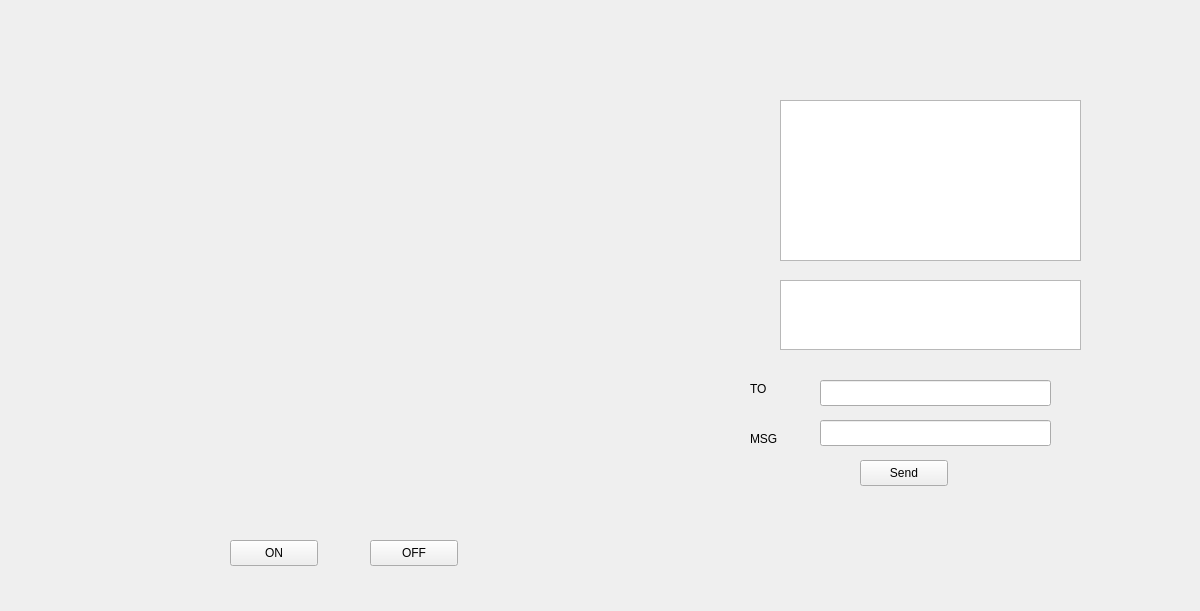
The window that QT_Prj/qt_gst_26_1_1/ui/widget.ui (LightCute/VideoCall) describes before a commit, drawn with Qt 5.
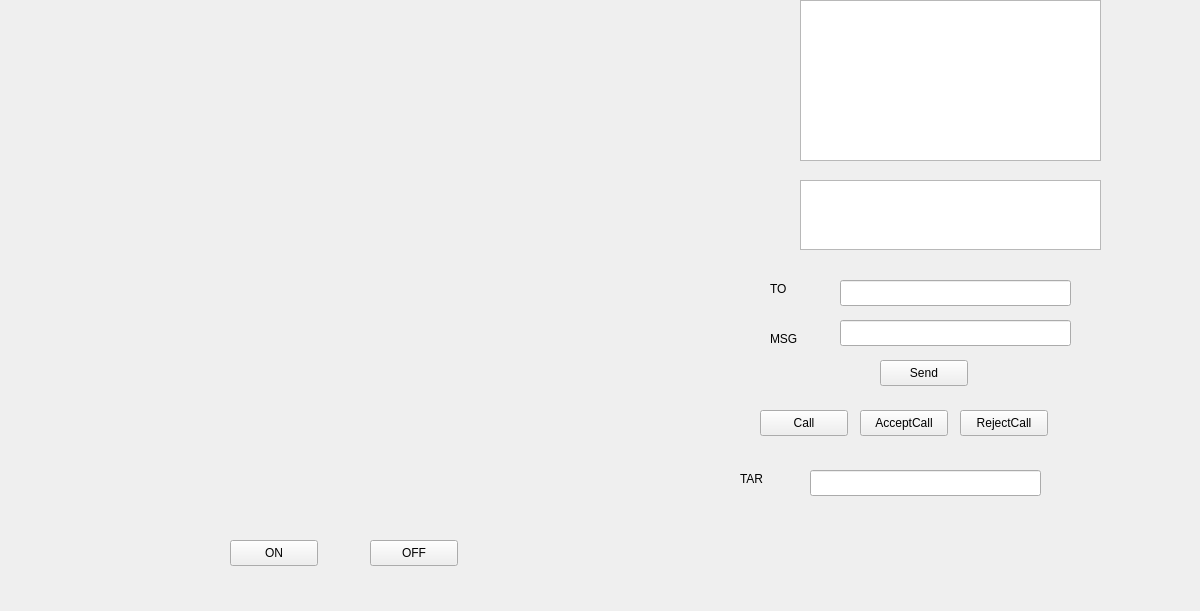
The same window after the commit.

```diff
--- a/QT_Prj/qt_gst_26_1_1/ui/widget.ui
+++ b/QT_Prj/qt_gst_26_1_1/ui/widget.ui
@@ -52,8 +52,8 @@
   <widget class="QPushButton" name="Bt_tcp_send">
    <property name="geometry">
     <rect>
-     <x>860</x>
-     <y>460</y>
+     <x>880</x>
+     <y>360</y>
      <width>88</width>
      <height>26</height>
     </rect>
@@ -65,8 +65,8 @@
   <widget class="QLineEdit" name="lineEdit_target_user">
    <property name="geometry">
     <rect>
-     <x>820</x>
-     <y>380</y>
+     <x>840</x>
+     <y>280</y>
      <width>231</width>
      <height>26</height>
     </rect>
@@ -75,8 +75,8 @@
   <widget class="QPlainTextEdit" name="text_onlineUsers">
    <property name="geometry">
     <rect>
-     <x>780</x>
-     <y>100</y>
+     <x>800</x>
+     <y>0</y>
      <width>301</width>
      <height>161</height>
     </rect>
@@ -85,8 +85,8 @@
   <widget class="QLabel" name="label">
    <property name="geometry">
     <rect>
-     <x>750</x>
-     <y>380</y>
+     <x>770</x>
+     <y>280</y>
      <width>66</width>
      <height>18</height>
     </rect>
@@ -98,8 +98,8 @@
   <widget class="QLabel" name="label_2">
    <property name="geometry">
     <rect>
-     <x>750</x>
-     <y>430</y>
+     <x>770</x>
+     <y>330</y>
      <width>66</width>
      <height>18</height>
     </rect>
@@ -111,8 +111,8 @@
   <widget class="QLineEdit" name="lineEdit_msg">
    <property name="geometry">
     <rect>
-     <x>820</x>
-     <y>420</y>
+     <x>840</x>
+     <y>320</y>
      <width>231</width>
      <height>26</height>
     </rect>
@@ -121,13 +121,75 @@
   <widget class="QPlainTextEdit" name="PTE_recv">
    <property name="geometry">
     <rect>
-     <x>780</x>
-     <y>280</y>
+     <x>800</x>
+     <y>180</y>
      <width>301</width>
      <height>70</height>
     </rect>
    </property>
   </widget>
+  <widget class="QPushButton" name="Bt_Call">
+   <property name="geometry">
+    <rect>
+     <x>760</x>
+     <y>410</y>
+     <width>88</width>
+     <height>26</height>
+    </rect>
+   </property>
+   <property name="text">
+    <string>Call</string>
+   </property>
+  </widget>
+  <widget class="QPushButton" name="Bt_AcceptCall">
+   <property name="geometry">
+    <rect>
+     <x>860</x>
+     <y>410</y>
+     <width>88</width>
+     <height>26</height>
+    </rect>
+   </property>
+   <property name="text">
+    <string>AcceptCall</string>
+   </property>
+  </widget>
+  <widget class="QPushButton" name="Bt_RejectCall">
+   <property name="geometry">
+    <rect>
+     <x>960</x>
+     <y>410</y>
+     <width>88</width>
+     <height>26</height>
+    </rect>
+   </property>
+   <property name="text">
+    <string>RejectCall</string>
+   </property>
+  </widget>
+  <widget class="QLineEdit" name="lineEdit_CallTarget">
+   <property name="geometry">
+    <rect>
+     <x>810</x>
+     <y>470</y>
+     <width>231</width>
+     <height>26</height>
+    </rect>
+   </property>
+  </widget>
+  <widget class="QLabel" name="label_3">
+   <property name="geometry">
+    <rect>
+     <x>740</x>
+     <y>470</y>
+     <width>66</width>
+     <height>18</height>
+    </rect>
+   </property>
+   <property name="text">
+    <string>TAR</string>
+   </property>
+  </widget>
  </widget>
  <resources/>
  <connections/>
```
